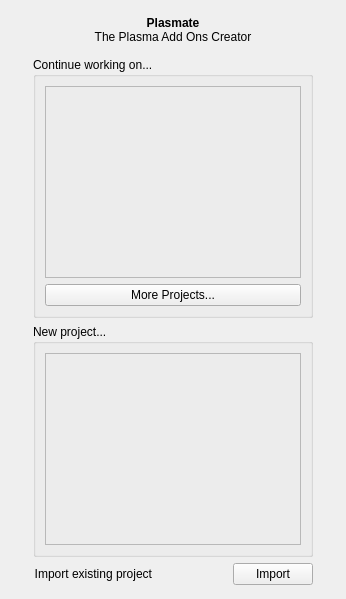
Old version of the form startpage.ui in the repository KDE/plasma-sdk.
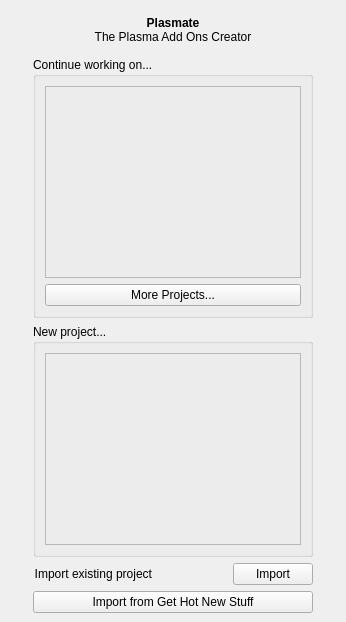
New version of the form. Custom widgets are drawn as their Qt base class.

Commit message: - Added a project notes/todo dockwidget. - Implemented the import from GHNS feature. Packages which don't contain metadata.desktop in their root level are considered invalid.

Patch:
```diff
--- a/startpage.ui
+++ b/startpage.ui
@@ -244,6 +244,13 @@
            </item>
           </layout>
          </item>
+         <item>
+          <widget class="QPushButton" name="importGHNSButton">
+           <property name="text">
+            <string>Import from Get Hot New Stuff</string>
+           </property>
+          </widget>
+         </item>
         </layout>
        </widget>
        <widget class="QWidget" name="stackedWidgetPageTwo">
```
The commit also changes 9 other files.
